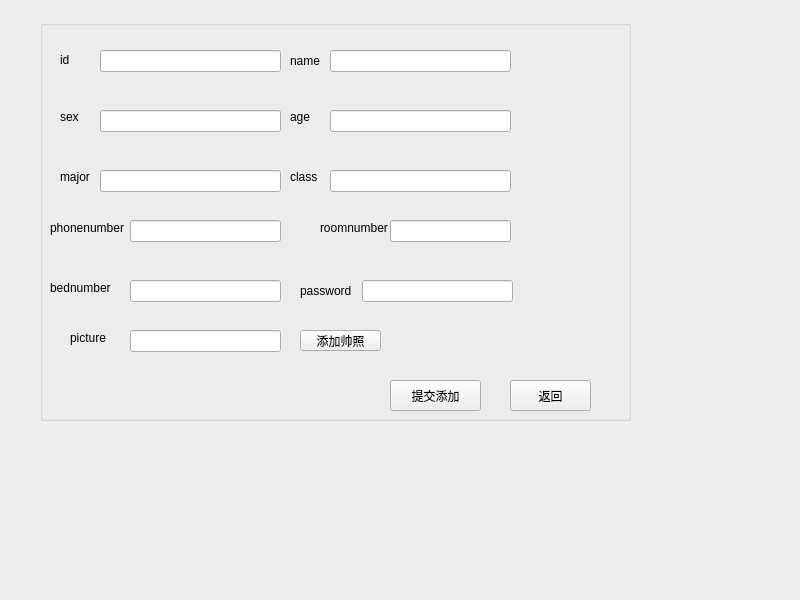
First picture: the form in student_info_add.ui, repository yzyzhenlihai/CplusplusProject, before the edit.
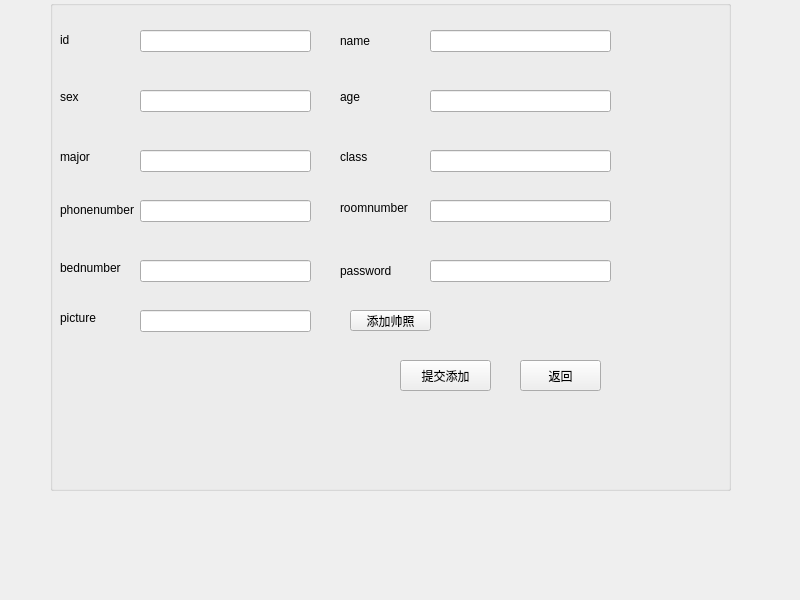
Second picture: the form after the edit.

Patch:
```diff
--- a/student_info_add.ui
+++ b/student_info_add.ui
@@ -17,10 +17,10 @@
    <widget class="QGroupBox" name="groupBox">
     <property name="geometry">
      <rect>
-      <x>40</x>
-      <y>20</y>
-      <width>591</width>
-      <height>401</height>
+      <x>50</x>
+      <y>0</y>
+      <width>681</width>
+      <height>491</height>
      </rect>
     </property>
     <property name="title">
@@ -29,7 +29,7 @@
     <widget class="QLabel" name="id">
      <property name="geometry">
       <rect>
-       <x>20</x>
+       <x>10</x>
        <y>30</y>
        <width>49</width>
        <height>20</height>
@@ -42,7 +42,7 @@
     <widget class="QLabel" name="sex">
      <property name="geometry">
       <rect>
-       <x>20</x>
+       <x>10</x>
        <y>90</y>
        <width>49</width>
        <height>14</height>
@@ -55,7 +55,7 @@
     <widget class="QLabel" name="major">
      <property name="geometry">
       <rect>
-       <x>20</x>
+       <x>10</x>
        <y>150</y>
        <width>49</width>
        <height>14</height>
@@ -70,8 +70,8 @@
       <rect>
        <x>10</x>
        <y>200</y>
-       <width>81</width>
-       <height>16</height>
+       <width>91</width>
+       <height>20</height>
       </rect>
      </property>
      <property name="text">
@@ -83,7 +83,7 @@
       <rect>
        <x>10</x>
        <y>260</y>
-       <width>71</width>
+       <width>81</width>
        <height>16</height>
       </rect>
      </property>
@@ -94,7 +94,7 @@
     <widget class="QLabel" name="name">
      <property name="geometry">
       <rect>
-       <x>250</x>
+       <x>290</x>
        <y>30</y>
        <width>51</width>
        <height>21</height>
@@ -107,7 +107,7 @@
     <widget class="QLabel" name="age">
      <property name="geometry">
       <rect>
-       <x>250</x>
+       <x>290</x>
        <y>90</y>
        <width>49</width>
        <height>14</height>
@@ -120,7 +120,7 @@
     <widget class="QLabel" name="class_2">
      <property name="geometry">
       <rect>
-       <x>250</x>
+       <x>290</x>
        <y>150</y>
        <width>49</width>
        <height>14</height>
@@ -133,9 +133,9 @@
     <widget class="QLabel" name="roomnumber">
      <property name="geometry">
       <rect>
-       <x>280</x>
+       <x>290</x>
        <y>200</y>
-       <width>81</width>
+       <width>91</width>
        <height>16</height>
       </rect>
      </property>
@@ -146,9 +146,9 @@
     <widget class="QLineEdit" name="idEdit">
      <property name="geometry">
       <rect>
-       <x>60</x>
+       <x>90</x>
        <y>30</y>
-       <width>181</width>
+       <width>171</width>
        <height>22</height>
       </rect>
      </property>
@@ -156,9 +156,9 @@
     <widget class="QLineEdit" name="sexEdit">
      <property name="geometry">
       <rect>
-       <x>60</x>
+       <x>90</x>
        <y>90</y>
-       <width>181</width>
+       <width>171</width>
        <height>22</height>
       </rect>
      </property>
@@ -166,9 +166,9 @@
     <widget class="QLineEdit" name="majorEdit">
      <property name="geometry">
       <rect>
-       <x>60</x>
+       <x>90</x>
        <y>150</y>
-       <width>181</width>
+       <width>171</width>
        <height>22</height>
       </rect>
      </property>
@@ -178,7 +178,7 @@
       <rect>
        <x>90</x>
        <y>200</y>
-       <width>151</width>
+       <width>171</width>
        <height>22</height>
       </rect>
      </property>
@@ -186,7 +186,7 @@
     <widget class="QLineEdit" name="nameEdit">
      <property name="geometry">
       <rect>
-       <x>290</x>
+       <x>380</x>
        <y>30</y>
        <width>181</width>
        <height>22</height>
@@ -196,7 +196,7 @@
     <widget class="QLineEdit" name="ageEdit">
      <property name="geometry">
       <rect>
-       <x>290</x>
+       <x>380</x>
        <y>90</y>
        <width>181</width>
        <height>22</height>
@@ -206,7 +206,7 @@
     <widget class="QLineEdit" name="classEdit">
      <property name="geometry">
       <rect>
-       <x>290</x>
+       <x>380</x>
        <y>150</y>
        <width>181</width>
        <height>22</height>
@@ -216,9 +216,9 @@
     <widget class="QLineEdit" name="roomnumberEdit">
      <property name="geometry">
       <rect>
-       <x>350</x>
+       <x>380</x>
        <y>200</y>
-       <width>121</width>
+       <width>181</width>
        <height>22</height>
       </rect>
      </property>
@@ -228,7 +228,7 @@
       <rect>
        <x>90</x>
        <y>260</y>
-       <width>151</width>
+       <width>171</width>
        <height>22</height>
       </rect>
      </property>
@@ -262,7 +262,7 @@
     <widget class="QLabel" name="password">
      <property name="geometry">
       <rect>
-       <x>260</x>
+       <x>290</x>
        <y>260</y>
        <width>61</width>
        <height>21</height>
@@ -275,9 +275,9 @@
     <widget class="QLineEdit" name="passwordEdit">
      <property name="geometry">
       <rect>
-       <x>322</x>
+       <x>380</x>
        <y>260</y>
-       <width>151</width>
+       <width>181</width>
        <height>22</height>
       </rect>
      </property>
@@ -285,7 +285,7 @@
     <widget class="QPushButton" name="addPictureBtn">
      <property name="geometry">
       <rect>
-       <x>260</x>
+       <x>300</x>
        <y>310</y>
        <width>81</width>
        <height>21</height>
@@ -298,7 +298,7 @@
     <widget class="QLabel" name="pictureLabel">
      <property name="geometry">
       <rect>
-       <x>30</x>
+       <x>10</x>
        <y>310</y>
        <width>61</width>
        <height>16</height>
@@ -313,7 +313,7 @@
       <rect>
        <x>90</x>
        <y>310</y>
-       <width>151</width>
+       <width>171</width>
        <height>22</height>
       </rect>
      </property>
```
